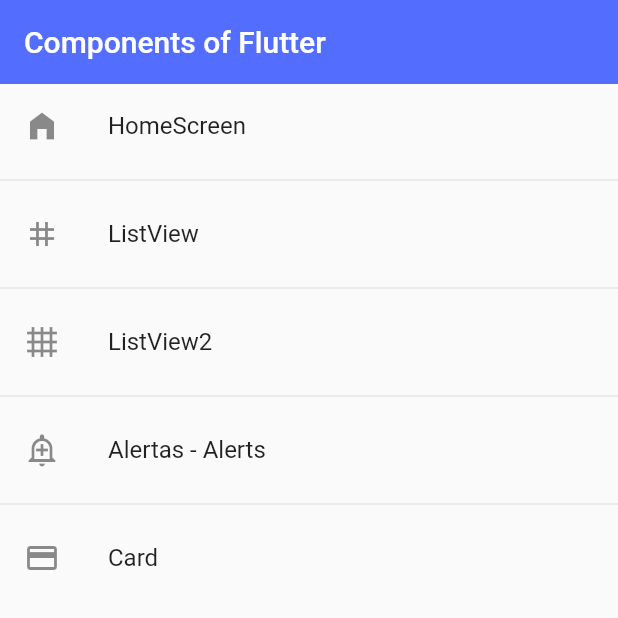
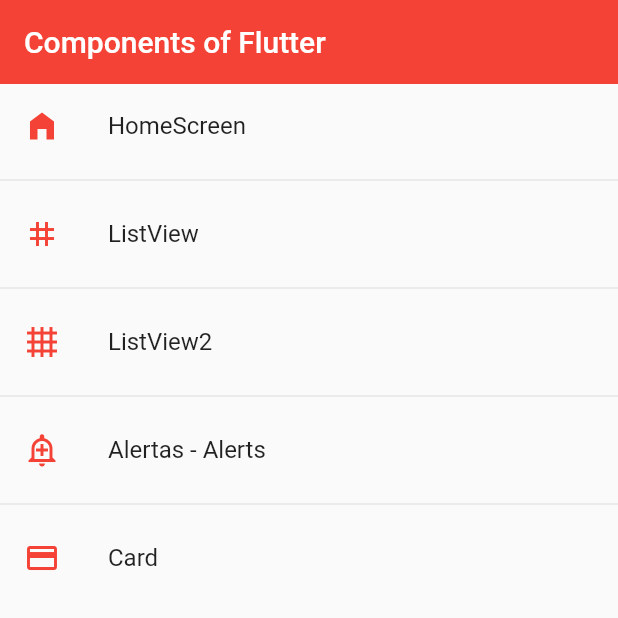
Before and after one commit to MerlonProgramming/Flutter_Components, a Flutter app: the screen it shows after launch, on a phone screen of 412 x 824 dp, the top half of it. Run offline on Flutter 3.47's test engine with Material 2 defaults, Android fonts, the phone set to English and light mode, and no system bars.

Commit message:
Added the code for the routes from the HomeScreen function, as well as setting a color as the primary theme for the project.

```diff
--- a/lib/main.dart
+++ b/lib/main.dart
@@ -2,6 +2,7 @@ import 'package:flutter/material.dart';
 //imports
 import 'package:flutter_components/screens/Screens.dart';
 import 'package:flutter_components/router/app_routes.dart';
+import 'package:flutter_components/theme/app_theme.dart';
 
 void main() => runApp(const MyApp());
 
@@ -11,11 +12,11 @@ class MyApp extends StatelessWidget {
   @override
   Widget build(BuildContext context) {
     return MaterialApp(
-      debugShowCheckedModeBanner: false,
-      title: 'Material App',
-      initialRoute: AppRoutes.initialRoute,
-      routes: AppRoutes.getAppRoutes(),
-      onGenerateRoute: AppRoutes.onGenerateRoute,
-    );
+        debugShowCheckedModeBanner: false,
+        title: 'Material App',
+        initialRoute: AppRoutes.initialRoute,
+        routes: AppRoutes.getAppRoutes(),
+        onGenerateRoute: AppRoutes.onGenerateRoute,
+        theme: AppTheme.theme);
   }
 }
--- a/lib/screens/HomeScreen.dart
+++ b/lib/screens/HomeScreen.dart
@@ -1,5 +1,6 @@
 import 'package:flutter/material.dart';
 import 'package:flutter_components/router/app_routes.dart';
+import 'package:flutter_components/theme/app_theme.dart';
 
 class HomeScreen extends StatelessWidget {
   const HomeScreen({Key? key}) : super(key: key);
@@ -11,18 +12,19 @@ class HomeScreen extends StatelessWidget {
     return Scaffold(
         appBar: AppBar(
           title: const Text('Components of Flutter'),
-          backgroundColor: Colors.indigoAccent,
-          elevation: 0,
         ),
         body: ListView.separated(
             itemBuilder: (context, index) => ListTile(
-                  leading: Icon(options[index].icon),
+                  leading: Icon(
+                    options[index].icon,
+                    color: AppTheme.primary,
+                  ),
                   title: Text(options[index].name),
                   onTap: () {
                     Navigator.pushNamed(context, options[index].route);
                   },
                 ),
             separatorBuilder: (_, __) => const Divider(),
-            itemCount: AppRoutes.menuOptions.length));
+            itemCount: options.length));
   }
 }
--- a/lib/screens/ListView2Screen.dart
+++ b/lib/screens/ListView2Screen.dart
@@ -15,8 +15,6 @@ class ListView2Screen extends StatelessWidget {
     return Scaffold(
         appBar: AppBar(
           title: const Text('ListViewType2'),
-          elevation: 0,
-          backgroundColor: Colors.indigoAccent,
         ),
         body: ListView.separated(
           itemCount: optionsMenu.length,
--- /dev/null
+++ b/lib/theme/app_theme.dart
@@ -0,0 +1,14 @@
+import 'package:flutter/material.dart';
+
+class AppTheme {
+  static const Color primary = Colors.red;
+
+  static final ThemeData theme = ThemeData.light().copyWith(
+      //color primary
+      primaryColor: Colors.blue,
+      //appBar theme
+      appBarTheme: const AppBarTheme(
+        color: primary,
+        elevation: 0,
+      ));
+}
```
Also changed, not shown: 2 other files.
